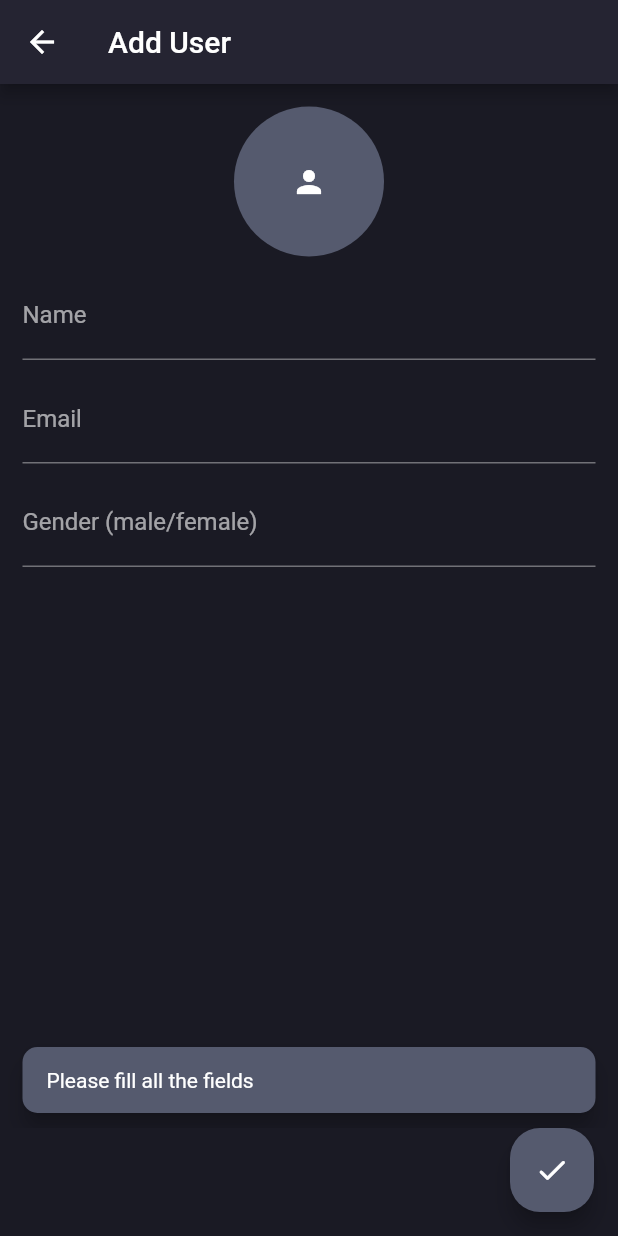
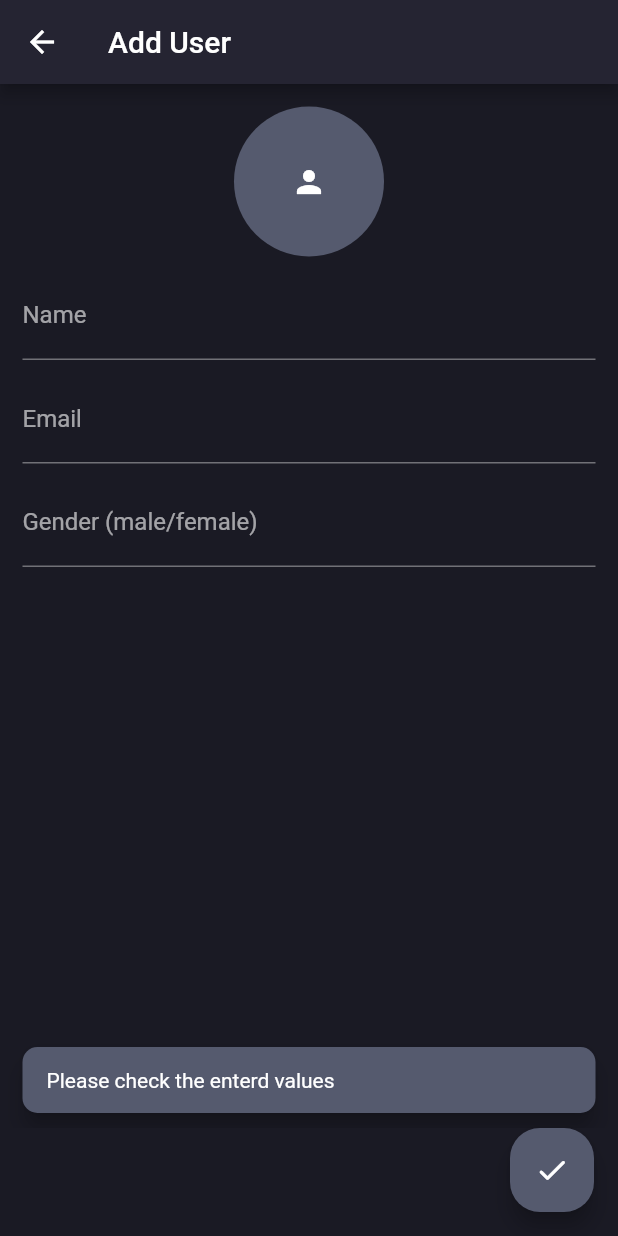
Before and after one commit to Basith-P/Simple-Admin-Panel, a Flutter app: the AddUserPage screen opened by its route, after a tap on the "check" icon, on a phone screen of 412 x 824 dp. Run offline on Flutter 3.47's test engine with Material 2 defaults, Android fonts, the phone set to English and light mode, and no system bars.

Commit message:
:art: Update validation of "add user form"

```diff
--- a/lib/pages/add_user.dart
+++ b/lib/pages/add_user.dart
@@ -10,9 +10,10 @@ class AddUserPage extends StatelessWidget {
 
   @override
   Widget build(BuildContext context) {
-    String name = '';
-    String email = '';
-    String gender = '';
+    TextEditingController nameController = TextEditingController();
+    TextEditingController emailController = TextEditingController();
+    TextEditingController genderController = TextEditingController();
+
     return Scaffold(
       appBar: AppBar(
         title: const Text('Add User'),
@@ -31,21 +32,21 @@ class AddUserPage extends StatelessWidget {
             ),
             const SizedBox(height: 10),
             TextField(
-              onChanged: (value) => name = value,
+              controller: nameController,
               decoration: const InputDecoration(
                 labelText: 'Name',
               ),
             ),
             const SizedBox(height: 10),
             TextField(
-              onChanged: (value) => email = value,
+              controller: emailController,
               decoration: const InputDecoration(
                 labelText: 'Email',
               ),
             ),
             const SizedBox(height: 10),
             TextField(
-              onChanged: (value) => gender = value,
+              controller: genderController,
               decoration:
                   const InputDecoration(labelText: 'Gender (male/female)'),
             )
@@ -54,27 +55,32 @@ class AddUserPage extends StatelessWidget {
       ),
       floatingActionButton: FloatingActionButton(
         onPressed: () async {
-          if (name.isEmpty ||
-              email.isEmpty ||
-              gender.toLowerCase() != 'male' ||
-              gender.toLowerCase() != 'female') {
+          if (nameController.text.isNotEmpty &&
+              emailController.text.isNotEmpty &&
+              (genderController.text.toLowerCase() == 'male' ||
+                  genderController.text.toLowerCase() == 'female')) {
+            final newUser = User(
+              id: 0,
+              name: nameController.text,
+              email: emailController.text,
+              gender: genderValues.map[genderController.text.toLowerCase()],
+              status: statusValues.map['active'],
+            );
+            try {
+              await ApiService().addUser(newUser);
+            } catch (e) {
+              print('error: $e');
+            }
+            Navigator.pushNamedAndRemoveUntil(
+                context, routes.home, (route) => false);
+          } else {
+            ScaffoldMessenger.of(context).hideCurrentSnackBar();
             ScaffoldMessenger.of(context).showSnackBar(
               const SnackBar(
-                content: Text('Please fill all the fields'),
+                content: Text('Please check the enterd values'),
               ),
             );
-            return;
           }
-          final newUser = User(
-            id: 0,
-            name: name,
-            email: email,
-            gender: genderValues.map[gender.toLowerCase()],
-            status: statusValues.map['active'],
-          );
-          await ApiService().addUser(newUser);
-          Navigator.pushNamedAndRemoveUntil(
-              context, routes.home, (route) => false);
         },
         child: const Icon(
           Icons.check_rounded,
```
